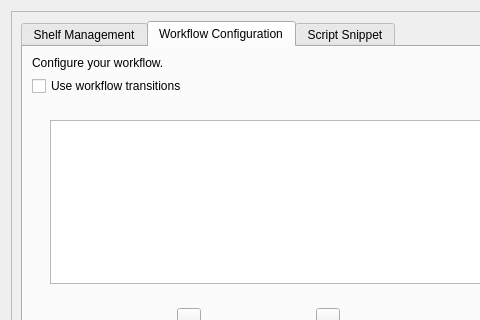
Qt form shelves/ui/shelves.ui (nrth3rnlb/picard-plugin-shelves) before a commit; both pictures show x 0 to 480 and y 0 to 320 of the 926 by 617 pixel window.
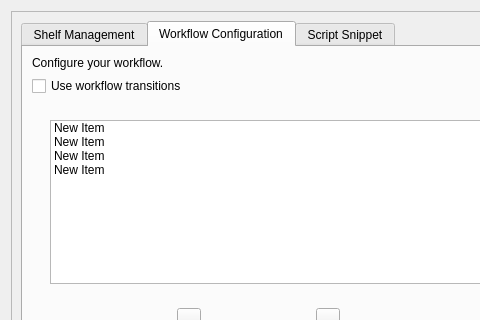
The same form after that commit. Custom widgets are drawn as their Qt base class.

```diff
--- a/shelves/ui/shelves.ui
+++ b/shelves/ui/shelves.ui
@@ -191,6 +191,29 @@
                    <property name="defaultDropAction">
                     <enum>Qt::MoveAction</enum>
                    </property>
+                   <property name="selectionMode">
+                    <enum>QAbstractItemView::MultiSelection</enum>
+                   </property>
+                   <item>
+                    <property name="text">
+                     <string>New Item</string>
+                    </property>
+                   </item>
+                   <item>
+                    <property name="text">
+                     <string>New Item</string>
+                    </property>
+                   </item>
+                   <item>
+                    <property name="text">
+                     <string>New Item</string>
+                    </property>
+                   </item>
+                   <item>
+                    <property name="text">
+                     <string>New Item</string>
+                    </property>
+                   </item>
                   </widget>
                  </item>
                  <item>
@@ -412,6 +435,13 @@
    </item>
   </layout>
  </widget>
+ <customwidgets>
+  <customwidget>
+   <class>ReducedDropList</class>
+   <extends>QListWidget</extends>
+   <header>reduceddroplist</header>
+  </customwidget>
+ </customwidgets>
  <resources/>
  <connections>
   <connection>
```
Left out of the diff: 19 changed lines with no effect on the pictures.
